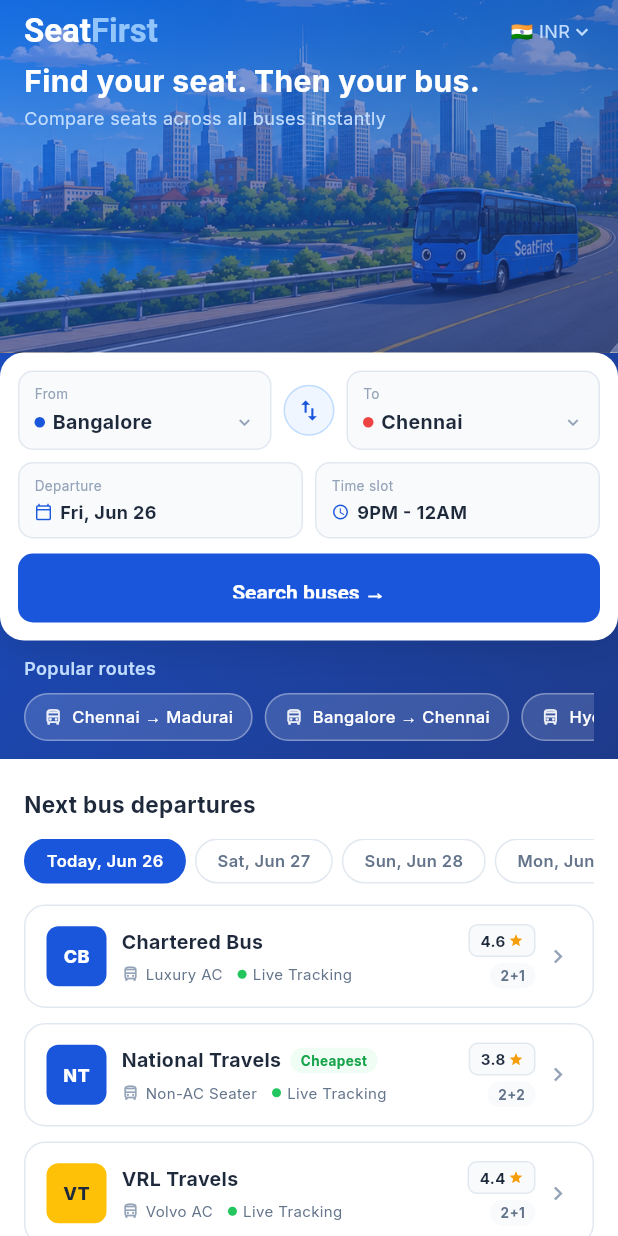
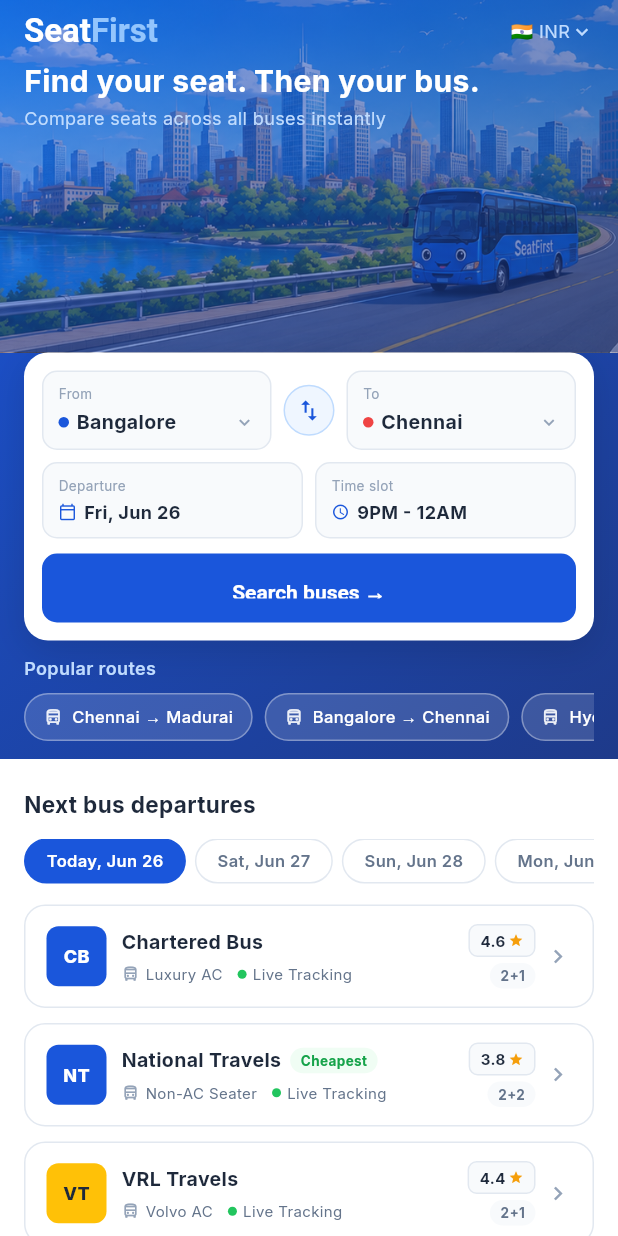
Before and after one commit to NitheeshMuruganantham/Bus-Aggregator, a Flutter app: the screen it shows after launch, on a phone screen of 412 x 824 dp. Run offline on Flutter 3.47's test engine with Material 3 defaults, Android fonts, the phone set to English and light mode, and no system bars; our stand-ins replace google_fonts, shared_preferences, shimmer.

Commit message:
Add side margins to hero search card so destination field is not edge-to-edge.
Co-authored-by: Cursor <cursoragent@cursor.com>

```diff
--- a/lib/screens/search_screen.dart
+++ b/lib/screens/search_screen.dart
@@ -629,8 +629,8 @@ class _SearchScreenState extends State<SearchScreen> {
               ],
             ),
           ),
-          SizedBox(
-            width: double.infinity,
+          Padding(
+            padding: const EdgeInsets.symmetric(horizontal: 16),
             child: _buildHeroSearchCard(),
           ),
           Padding(
```
